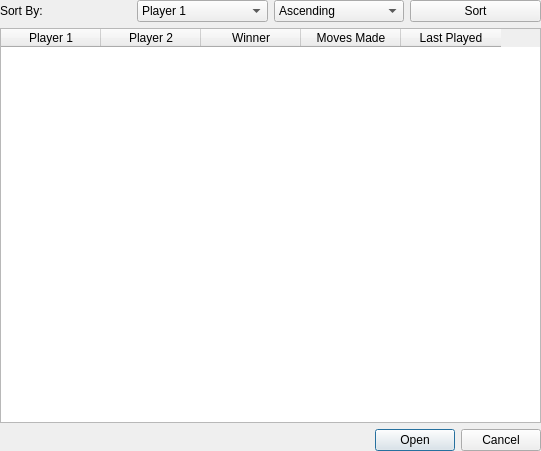
Above: src/ui/loadgame.ui from Feverfew/ChessGUIProject before the change. Below: the same form after it.
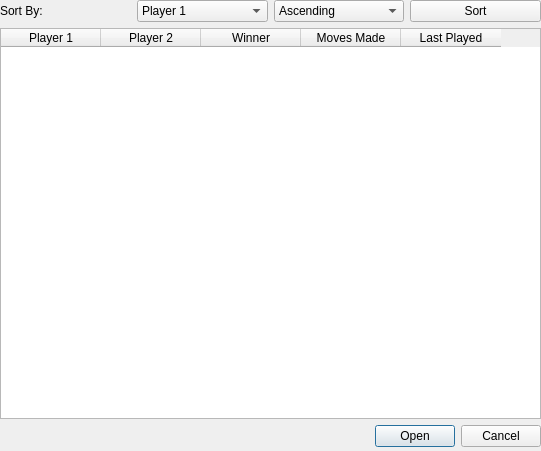
That is the form after the change.

```diff
--- a/src/ui/loadgame.ui
+++ b/src/ui/loadgame.ui
@@ -26,6 +26,9 @@
     <property name="sizeConstraint">
      <enum>QLayout::SetNoConstraint</enum>
     </property>
+    <property name="bottomMargin">
+     <number>4</number>
+    </property>
     <item>
      <layout class="QHBoxLayout" name="horizontalLayout">
       <item>
```
Left out of the diff: 2 changed lines with no effect on the pictures.
